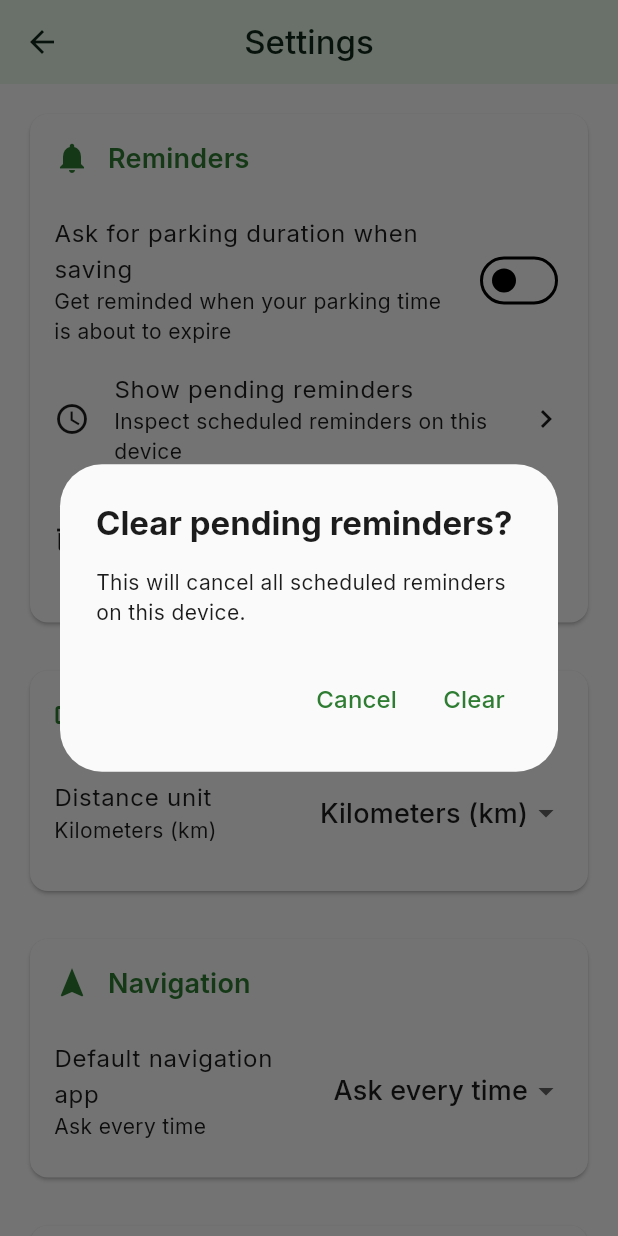
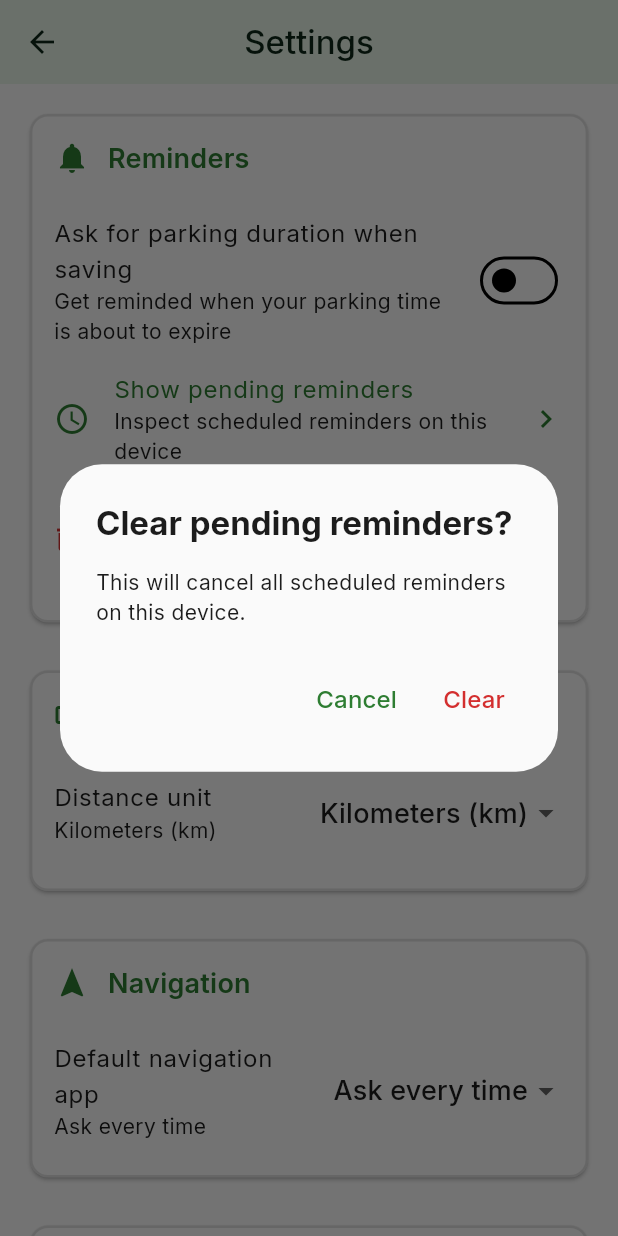
Before and after one commit to dash-laifu/anchor, a Flutter app: the SettingsScreen screen opened directly, after a tap on "Clear pending reminders", on a phone screen of 412 x 824 dp. Run offline on Flutter 3.47's test engine with Material 3 defaults, Android fonts, the phone set to English and light mode, and no system bars; our stand-ins replace device_info_plus, flutter_local_notifications, geocoding, geolocator, google_fonts, image_picker and 4 more; accounts and stored records are empty.

Commit message:
Refactor logging and improve card UI consistency
Replaced debugPrint calls with a new Logger utility for consistent debug logging across screens and widgets. Updated card components in multiple screens to use a uniform border style for visual consistency. Improved button layouts and text overflow handling in several widgets for better UI responsiveness and accessibility.

```diff
--- a/lib/screens/settings_screen.dart
+++ b/lib/screens/settings_screen.dart
@@ -4,6 +4,7 @@ import 'package:anchor/services/storage_service.dart';
 import 'package:device_info_plus/device_info_plus.dart';
 import 'package:permission_handler/permission_handler.dart';
 import 'package:flutter_local_notifications/flutter_local_notifications.dart';
+import 'package:anchor/utils/logger.dart';
 
 class SettingsScreen extends StatefulWidget {
   const SettingsScreen({super.key});
@@ -23,7 +24,7 @@ class _SettingsScreenState extends State<SettingsScreen> {
       const settings = InitializationSettings(android: androidSettings);
       await _notifications.initialize(settings);
     } catch (e) {
-      debugPrint('[SettingsScreen] Notification init failed: $e');
+  Logger.d('SettingsScreen: notif init failed');
     }
   }
 
@@ -82,7 +83,7 @@ class _SettingsScreenState extends State<SettingsScreen> {
       }
       return true;
     } catch (e) {
-      debugPrint('[SettingsScreen] Error requesting exact alarm permission: $e');
+  Logger.d('SettingsScreen: exact alarm permission error');
       return false;
     }
   }
@@ -120,6 +121,7 @@ class _SettingsScreenState extends State<SettingsScreen> {
                         await _ensureNotificationsInitialized();
                         await _showPendingNotifications();
                       },
+                      textColor: colorScheme.primary,
                     ),
                     _buildActionTile(
                       'Clear pending reminders',
@@ -133,7 +135,11 @@ class _SettingsScreenState extends State<SettingsScreen> {
                             content: const Text('This will cancel all scheduled reminders on this device.'),
                             actions: [
                               TextButton(onPressed: () => Navigator.pop(context, false), child: const Text('Cancel')),
-                              TextButton(onPressed: () => Navigator.pop(context, true), child: const Text('Clear')),
+                              TextButton(
+                                onPressed: () => Navigator.pop(context, true),
+                                style: TextButton.styleFrom(foregroundColor: Theme.of(context).colorScheme.error),
+                                child: const Text('Clear'),
+                              ),
                             ],
                           ),
                         );
@@ -142,6 +148,7 @@ class _SettingsScreenState extends State<SettingsScreen> {
                           await _clearPendingNotifications();
                         }
                       },
+                      textColor: colorScheme.error,
                     ),
                     if (_settings.askDurationOnSave)
                       _buildDropdownTile<int>(
@@ -261,8 +268,12 @@ class _SettingsScreenState extends State<SettingsScreen> {
   }
 
   Widget _buildSection(String title, IconData icon, List<Widget> children) {
+    final borderColor = Theme.of(context).colorScheme.onSurface.withOpacity(0.12);
     return Card(
-      shape: RoundedRectangleBorder(borderRadius: BorderRadius.circular(12)),
+      shape: RoundedRectangleBorder(
+        side: BorderSide(color: borderColor, width: 1.6),
+        borderRadius: BorderRadius.circular(12),
+      ),
       child: Padding(
         padding: const EdgeInsets.all(16),
         child: Column(
@@ -486,7 +497,7 @@ class _SettingsScreenState extends State<SettingsScreen> {
         ),
       );
     } catch (e) {
-      debugPrint('[SettingsScreen] Could not fetch pending notifications: $e');
+      Logger.d('SettingsScreen: could not fetch pending notifications');
       if (mounted) {
         ScaffoldMessenger.of(context).showSnackBar(
           const SnackBar(content: Text('Failed to read pending notifications')),
@@ -504,7 +515,7 @@ class _SettingsScreenState extends State<SettingsScreen> {
         );
       }
     } catch (e) {
-      debugPrint('[SettingsScreen] Failed to clear pending notifications: $e');
+      Logger.d('SettingsScreen: failed to clear pending notifications');
       if (mounted) {
         ScaffoldMessenger.of(context).showSnackBar(
           const SnackBar(content: Text('Failed to clear pending reminders')),
--- a/lib/theme.dart
+++ b/lib/theme.dart
@@ -149,6 +149,8 @@ ThemeData get lightTheme => ThemeData(
   ),
 );
 
+// Note: per-widget card styling is applied in screens to ensure consistent borders.
+
 ThemeData get darkTheme => ThemeData(
   useMaterial3: true,
   colorScheme: ColorScheme.dark(
--- /dev/null
+++ b/lib/utils/logger.dart
@@ -0,0 +1,10 @@
+class Logger {
+  static bool enabled = true; // flip to false to silence debug logs
+
+  static void d(String msg) {
+    if (!enabled) return;
+    // Keep messages concise
+    // ignore: avoid_print
+    print(msg);
+  }
+}
--- a/lib/widgets/primary_action_button.dart
+++ b/lib/widgets/primary_action_button.dart
@@ -77,8 +77,8 @@ class _PrimaryActionButtonState extends State<PrimaryActionButton>
         return Transform.scale(
           scale: widget.hasActiveSpot ? 1.0 : _pulseAnimation.value,
           child: Container(
-            width: 200,
-            height: 200,
+            width: 180,
+            height: 180,
             decoration: BoxDecoration(
               shape: BoxShape.circle,
               gradient: LinearGradient(
@@ -105,9 +105,9 @@ class _PrimaryActionButtonState extends State<PrimaryActionButton>
                 borderRadius: BorderRadius.circular(100),
                 child: Container(
                   decoration: const BoxDecoration(shape: BoxShape.circle),
-                  child: Column(
-                    mainAxisAlignment: MainAxisAlignment.center,
-                    children: [
+                      child: Column(
+                        mainAxisAlignment: MainAxisAlignment.center,
+                        children: [
                       if (widget.isLoading)
                         SizedBox(
                           width: 32,
@@ -131,10 +131,12 @@ class _PrimaryActionButtonState extends State<PrimaryActionButton>
                       const SizedBox(height: 12),
 
                       Padding(
-                        padding: const EdgeInsets.symmetric(horizontal: 16),
+                        padding: const EdgeInsets.symmetric(horizontal: 12),
                         child: Text(
-                          widget.hasActiveSpot ? 'Navigate to\nmy spot' : 'Save my\nparking',
+                          widget.hasActiveSpot ? 'Navigate to my spot' : 'Save my parking',
                           textAlign: TextAlign.center,
+                          maxLines: 2,
+                          overflow: TextOverflow.ellipsis,
                           style: textTheme.titleMedium?.copyWith(
                             color: widget.hasActiveSpot
                                 ? colorScheme.onSecondary
```
Also changed, not shown: lib/screens/history_screen.dart (+7 -3 lines), lib/screens/home_screen.dart (+16 -23 lines), lib/widgets/current_spot_card.dart (+9 -2 lines), lib/widgets/save_spot_sheet.dart (+12 -12 lines).
